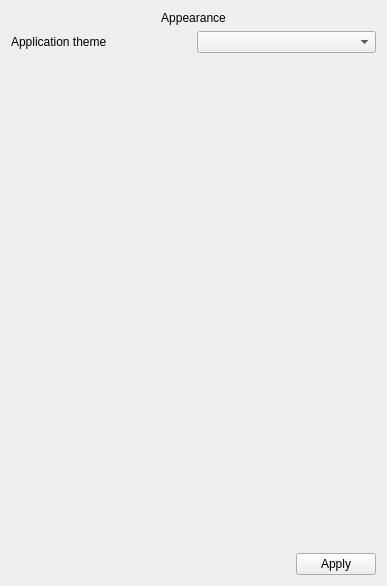
Above: src/settingsPages/stylesettingspage.ui from N1vn0vem8er/8080ide before the change. Below: the same form after it.
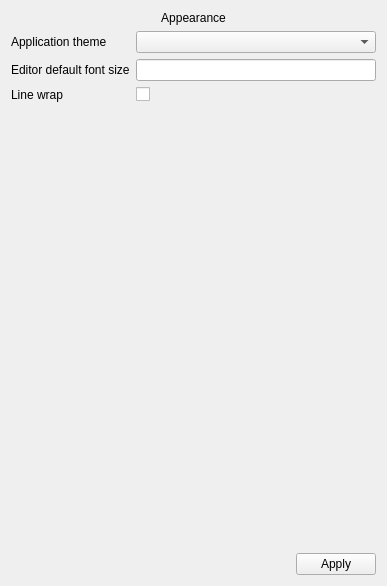
That is the form after the change.

Commit message: Added default font size and line wrap to settings

What changed in the file:
```diff
--- a/src/settingsPages/stylesettingspage.ui
+++ b/src/settingsPages/stylesettingspage.ui
@@ -13,7 +13,7 @@
   <property name="windowTitle">
    <string>Form</string>
   </property>
-  <layout class="QVBoxLayout" name="verticalLayout">
+  <layout class="QVBoxLayout" name="verticalLayout" stretch="0,2,0">
    <item>
     <widget class="QLabel" name="label_2">
      <property name="text">
@@ -25,32 +25,47 @@
     </widget>
    </item>
    <item>
-    <layout class="QHBoxLayout" name="horizontalLayout">
-     <item>
+    <layout class="QFormLayout" name="formLayout">
+     <item row="0" column="0">
       <widget class="QLabel" name="label">
        <property name="text">
         <string>Application theme</string>
        </property>
       </widget>
      </item>
-     <item>
+     <item row="0" column="1">
       <widget class="QComboBox" name="comboBox"/>
      </item>
+     <item row="1" column="0">
+      <widget class="QLabel" name="label_3">
+       <property name="text">
+        <string>Editor default font size</string>
+       </property>
+      </widget>
+     </item>
+     <item row="1" column="1">
+      <widget class="QLineEdit" name="fontLineEdit">
+       <property name="inputMask">
+        <string>D00</string>
+       </property>
+      </widget>
+     </item>
+     <item row="2" column="0">
+      <widget class="QLabel" name="label_4">
+       <property name="text">
+        <string>Line wrap</string>
+       </property>
+      </widget>
+     </item>
+     <item row="2" column="1">
+      <widget class="QCheckBox" name="lineWrapCheckBox">
+       <property name="text">
+        <string/>
+       </property>
+      </widget>
+     </item>
     </layout>
    </item>
-   <item>
-    <spacer name="verticalSpacer">
-     <property name="orientation">
-      <enum>Qt::Vertical</enum>
-     </property>
-     <property name="sizeHint" stdset="0">
-      <size>
-       <width>20</width>
-       <height>40</height>
-      </size>
-     </property>
-    </spacer>
-   </item>
    <item>
     <layout class="QHBoxLayout" name="horizontalLayout_2">
      <item>
```
Left out of the diff: 4 changed lines with no effect on the pictures. The commit also changes 1 other file.
